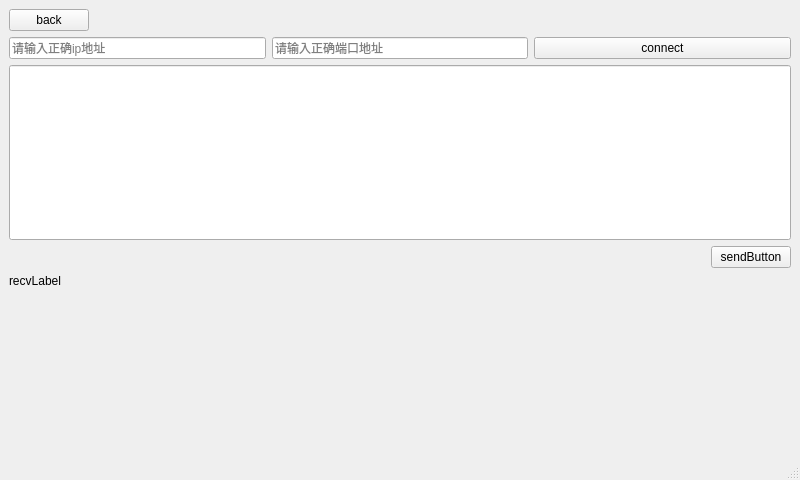
The window that src/second.ui (rrrriiiiich/iams) describes before a commit, drawn with Qt 5.
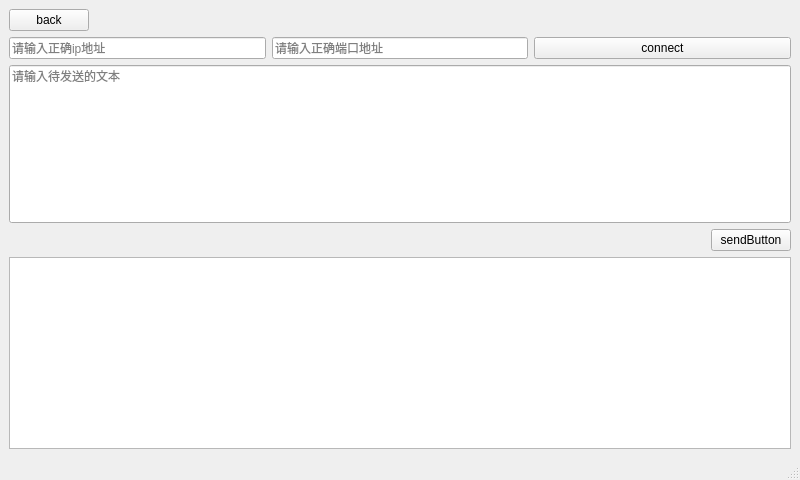
The same window after the commit.

Commit message: feat: 优化显示内容控件

The edit to the form file:
```diff
--- a/src/second.ui
+++ b/src/second.ui
@@ -105,6 +105,9 @@
       <property name="alignment">
        <set>Qt::AlignLeading|Qt::AlignLeft|Qt::AlignTop</set>
       </property>
+      <property name="placeholderText">
+       <string>请输入待发送的文本</string>
+      </property>
      </widget>
     </item>
     <item>
@@ -112,7 +115,7 @@
       <item>
        <spacer name="horizontalSpacer_3">
         <property name="sizePolicy">
-         <sizepolicy hsizetype="Expanding" vsizetype="Minimum">
+         <sizepolicy hsizetype="Minimum" vsizetype="Minimum">
           <horstretch>0</horstretch>
           <verstretch>0</verstretch>
          </sizepolicy>
@@ -131,7 +134,7 @@
       <item>
        <spacer name="horizontalSpacer">
         <property name="sizePolicy">
-         <sizepolicy hsizetype="Expanding" vsizetype="Minimum">
+         <sizepolicy hsizetype="Minimum" vsizetype="Minimum">
           <horstretch>0</horstretch>
           <verstretch>0</verstretch>
          </sizepolicy>
@@ -163,18 +166,15 @@
      </layout>
     </item>
     <item>
-     <widget class="QLabel" name="recvLabel">
-      <property name="sizePolicy">
-       <sizepolicy hsizetype="Expanding" vsizetype="Expanding">
-        <horstretch>0</horstretch>
-        <verstretch>0</verstretch>
-       </sizepolicy>
+     <widget class="QPlainTextEdit" name="recvPlainTextEdit">
+      <property name="readOnly">
+       <bool>true</bool>
       </property>
-      <property name="text">
-       <string>recvLabel</string>
+      <property name="plainText">
+       <string/>
       </property>
-      <property name="alignment">
-       <set>Qt::AlignLeading|Qt::AlignLeft|Qt::AlignTop</set>
+      <property name="placeholderText">
+       <string>显示服务端发送内容</string>
       </property>
      </widget>
     </item>
```
The commit also changes 1 other file.
